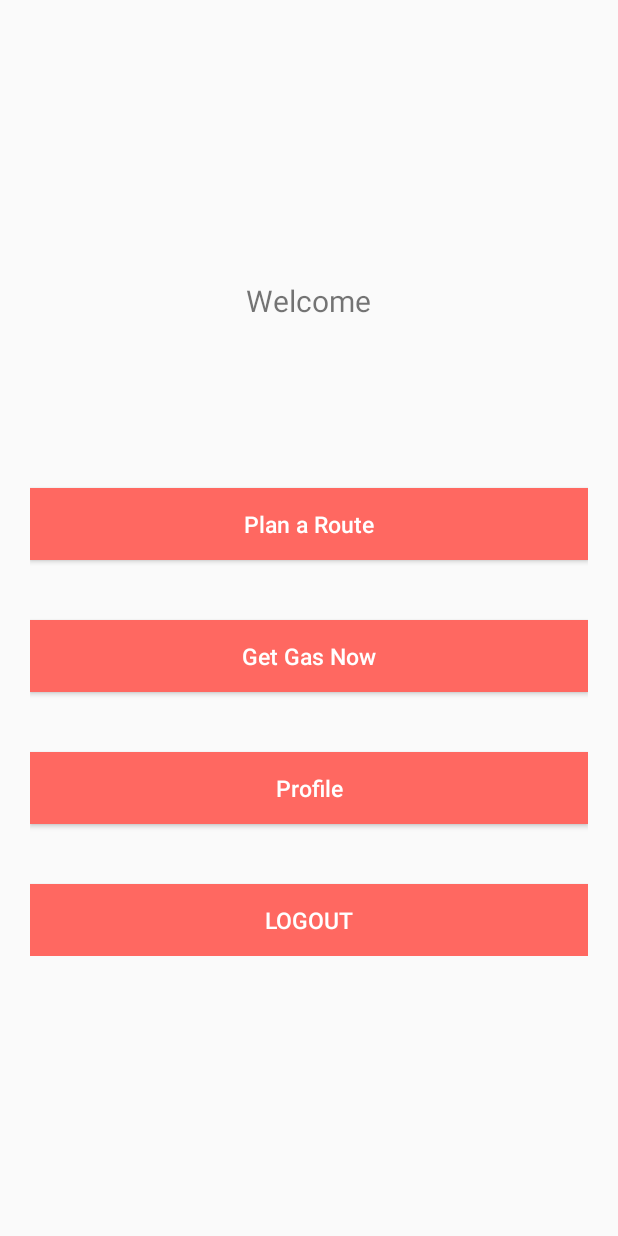
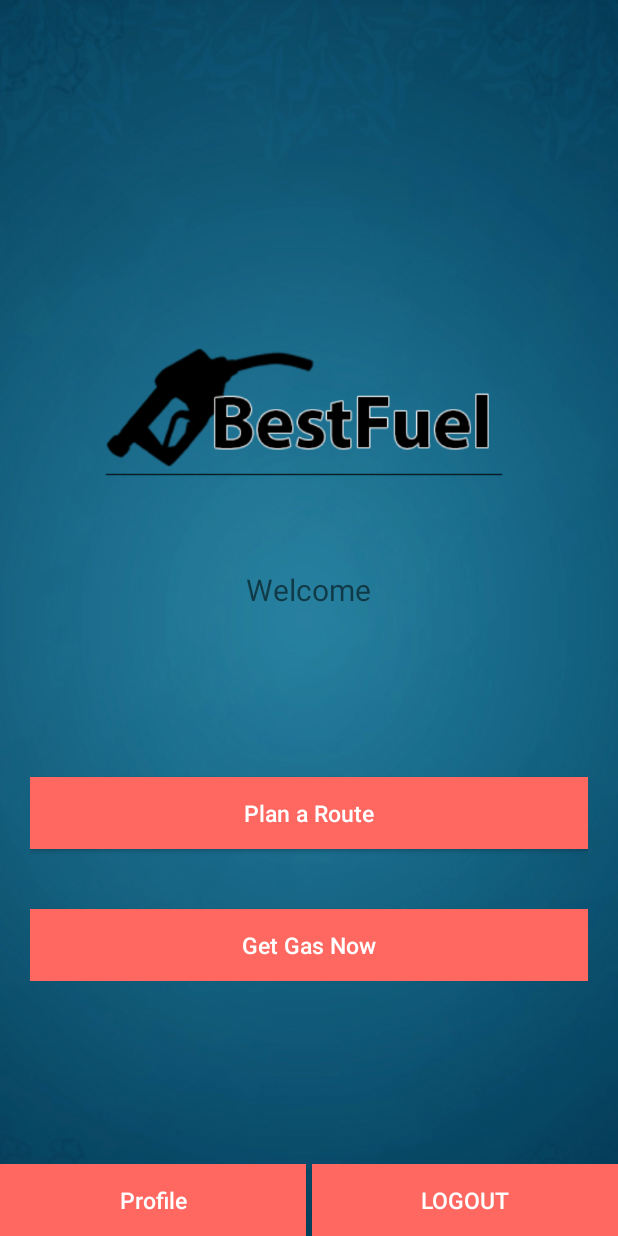
Before and after one commit to d7knight/Best-Fuel, an Android app: the MainActivity screen opened directly, with no data from a screen before it, on a phone screen of 412 x 824 dp. Run offline under Robolectric (Android 15) with nearby library versions, the phone set to English and light mode, and no system bars; 1 statement that could not run was skipped.

Commit message:
Fixed Layout for the main page buttons
Need someone to change them to use images instead

```diff
--- a/app/src/main/java/com/example/cs446project/bestfuel/RegisterActivity.java
+++ b/app/src/main/java/com/example/cs446project/bestfuel/RegisterActivity.java
@@ -31,7 +31,7 @@ import com.android.volley.Response;
 import com.android.volley.VolleyError;
 import com.android.volley.toolbox.StringRequest;
 
-public class RegisterActivity extends Activity {
+public class  RegisterActivity extends Activity {
 	private static final String TAG = RegisterActivity.class.getSimpleName();
 	private Button btnRegister;
 	private Button btnLinkToLogin;
--- a/app/src/main/res/layout/activity_main.xml
+++ b/app/src/main/res/layout/activity_main.xml
@@ -1,7 +1,8 @@
 <RelativeLayout xmlns:android="http://schemas.android.com/apk/res/android"
     xmlns:tools="http://schemas.android.com/tools"
-    android:layout_width="match_parent"
-    android:layout_height="match_parent"
+    android:layout_width="fill_parent"
+    android:layout_height="fill_parent"
+    android:background="@drawable/bluebackgroundb"
     tools:context="${relativePackage}.${activityClass}" >
 
     <LinearLayout
@@ -12,6 +13,11 @@
         android:layout_marginRight="20dp"
         android:gravity="center"
         android:orientation="vertical" >
+
+        <ImageView
+            android:layout_width="fill_parent"
+            android:layout_height="wrap_content"
+            android:src="@drawable/bestfuellogo" />
 
         <TextView
             android:layout_width="wrap_content"
@@ -55,12 +61,22 @@
             android:textColor="@color/white"
             android:textSize="15dp"
             android:onClick="gasNow"/>
+
+
+    </LinearLayout>
+    <LinearLayout
+        android:layout_width="fill_parent"
+        android:layout_height="wrap_content"
+        android:weightSum="2"
+        android:orientation="horizontal"
+        android:layout_alignParentBottom="true">
         <Button
             android:id="@+id/btnPlan"
-            android:layout_width="fill_parent"
+            android:layout_width="0dp"
             android:layout_height="wrap_content"
-            android:layout_marginTop="40dip"
+            android:layout_weight="1"
             android:background="@color/btn_logut_bg"
+            android:layout_marginRight="2dp"
             android:text="@string/btn_profile"
             android:textAllCaps="false"
             android:textColor="@color/white"
@@ -68,14 +84,14 @@
             android:onClick="profile"/>
         <Button
             android:id="@+id/btnLogout"
-            android:layout_width="fill_parent"
+            android:layout_width="0dp"
             android:layout_height="wrap_content"
-            android:layout_marginTop="40dip"
+            android:layout_weight="1"
+            android:layout_marginLeft="2dp"
             android:background="@color/btn_logut_bg"
             android:text="@string/btn_logout"
             android:textAllCaps="false"
             android:textColor="@color/white"
             android:textSize="15dp" />
     </LinearLayout>
-
 </RelativeLayout>
```
Also changed, not shown: 1 other file.
